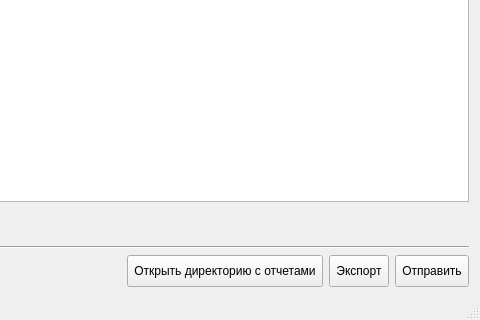
First picture: the form in mainwindow.ui, repository molotov-dmitry/work-report, before the edit; both pictures show x 352 to 832 and y 255 to 575 of the 832 by 575 pixel window.
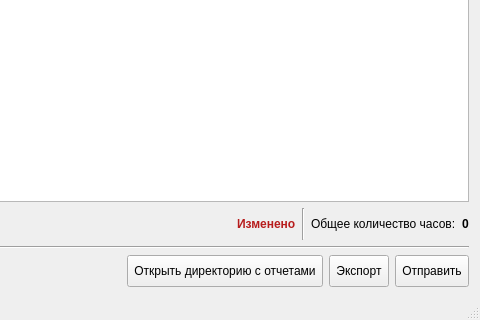
Second picture: the form after the edit. Icons and pictures are not drawn.

Commit message: Added work hours and export status labels.

Diff of the .ui file:
```diff
--- a/mainwindow.ui
+++ b/mainwindow.ui
@@ -161,6 +161,40 @@
         </property>
        </spacer>
       </item>
+      <item>
+       <widget class="QLabel" name="labelExportStatus">
+        <property name="text">
+         <string>&lt;html&gt;&lt;head/&gt;&lt;body&gt;&lt;p&gt;&lt;span style=&quot; font-weight:600; color:#b71c1c;&quot;&gt;Изменено&lt;/span&gt;&lt;/p&gt;&lt;/body&gt;&lt;/html&gt;</string>
+        </property>
+       </widget>
+      </item>
+      <item>
+       <widget class="Line" name="line_2">
+        <property name="orientation">
+         <enum>Qt::Vertical</enum>
+        </property>
+       </widget>
+      </item>
+      <item>
+       <widget class="QLabel" name="label_2">
+        <property name="text">
+         <string>Общее количество часов:</string>
+        </property>
+       </widget>
+      </item>
+      <item>
+       <widget class="QLabel" name="labelTotalHours">
+        <property name="font">
+         <font>
+          <weight>75</weight>
+          <bold>true</bold>
+         </font>
+        </property>
+        <property name="text">
+         <string>0</string>
+        </property>
+       </widget>
+      </item>
      </layout>
     </item>
     <item>
```
Left out of the diff: 2 changed lines with no effect on the pictures. The commit also changes 2 other files.
